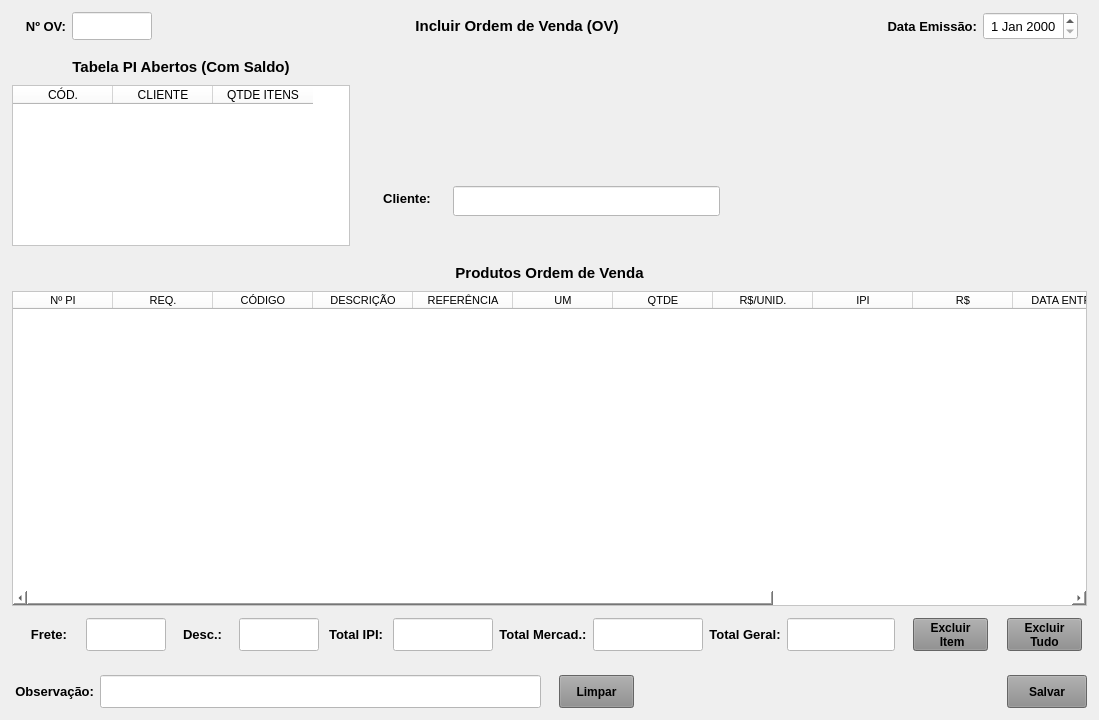
This is forms/tela_ov_incluir.ui in Azevedo84/erp_suzuki as Qt 5 draws it before an edit. The edited form follows.
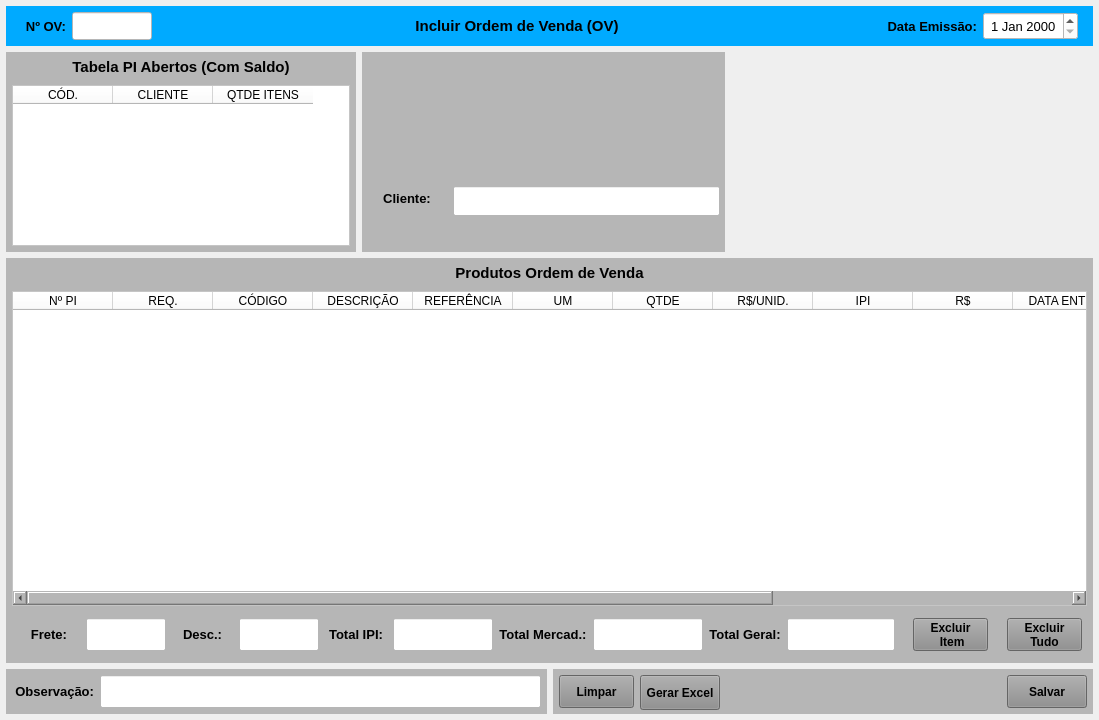
This is the edited form.

```diff
--- a/forms/tela_ov_incluir.ui
+++ b/forms/tela_ov_incluir.ui
@@ -56,7 +56,7 @@
        </font>
       </property>
       <property name="styleSheet">
-       <string notr="true"/>
+       <string notr="true">background-color: rgb(0, 170, 255);</string>
       </property>
       <layout class="QHBoxLayout" name="horizontalLayout">
        <property name="spacing">
@@ -272,7 +272,7 @@
           </size>
          </property>
          <property name="styleSheet">
-          <string notr="true"/>
+          <string notr="true">background-color: rgb(182, 182, 182);</string>
          </property>
          <layout class="QVBoxLayout" name="verticalLayout_5">
           <property name="spacing">
@@ -358,7 +358,7 @@
        <item>
         <widget class="QWidget" name="widget_Cor2" native="true">
          <property name="styleSheet">
-          <string notr="true"/>
+          <string notr="true">background-color: rgb(182, 182, 182);</string>
          </property>
          <layout class="QVBoxLayout" name="verticalLayout_2">
           <property name="leftMargin">
@@ -515,7 +515,7 @@
        </size>
       </property>
       <property name="styleSheet">
-       <string notr="true"/>
+       <string notr="true">background-color: rgb(182, 182, 182);</string>
       </property>
       <layout class="QVBoxLayout" name="verticalLayout_12" stretch="0,0,0">
        <property name="spacing">
@@ -1211,7 +1211,7 @@
           </size>
          </property>
          <property name="styleSheet">
-          <string notr="true"/>
+          <string notr="true">background-color: rgb(182, 182, 182);</string>
          </property>
          <layout class="QHBoxLayout" name="horizontalLayout_23">
           <property name="spacing">
@@ -1333,7 +1333,7 @@
           </size>
          </property>
          <property name="styleSheet">
-          <string notr="true"/>
+          <string notr="true">background-color: rgb(182, 182, 182);</string>
          </property>
          <layout class="QHBoxLayout" name="horizontalLayout_8">
           <property name="leftMargin">
@@ -1399,7 +1399,39 @@
            </widget>
           </item>
           <item>
-           <widget class="QLabel" name="label_16">
+           <widget class="QPushButton" name="btn_Excel">
+            <property name="minimumSize">
+             <size>
+              <width>80</width>
+              <height>35</height>
+             </size>
+            </property>
+            <property name="maximumSize">
+             <size>
+              <width>80</width>
+              <height>35</height>
+             </size>
+            </property>
+            <property name="font">
+             <font>
+              <pointsize>9</pointsize>
+              <weight>75</weight>
+              <bold>true</bold>
+             </font>
+            </property>
+            <property name="cursor">
+             <cursorShape>PointingHandCursor</cursorShape>
+            </property>
+            <property name="styleSheet">
+             <string notr="true">background-color: rgb(141, 141, 141);</string>
+            </property>
+            <property name="text">
+             <string>Gerar Excel</string>
+            </property>
+           </widget>
+          </item>
+          <item>
+           <widget class="QLabel" name="label_Texto_Excel">
             <property name="text">
              <string/>
             </property>
```
